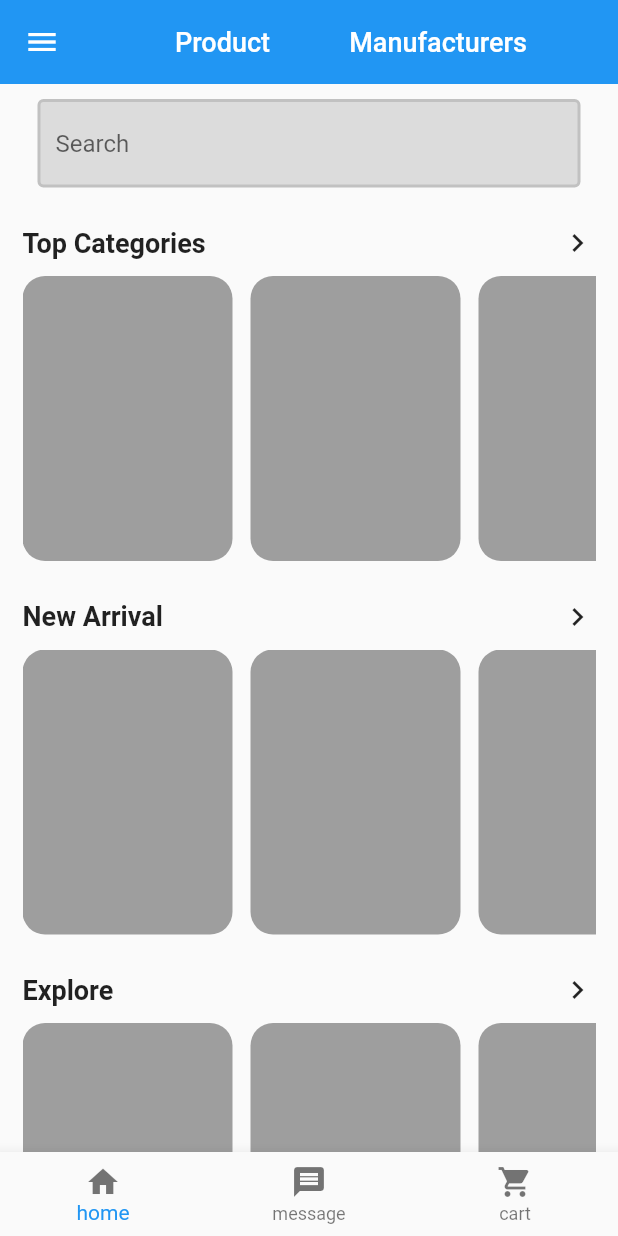
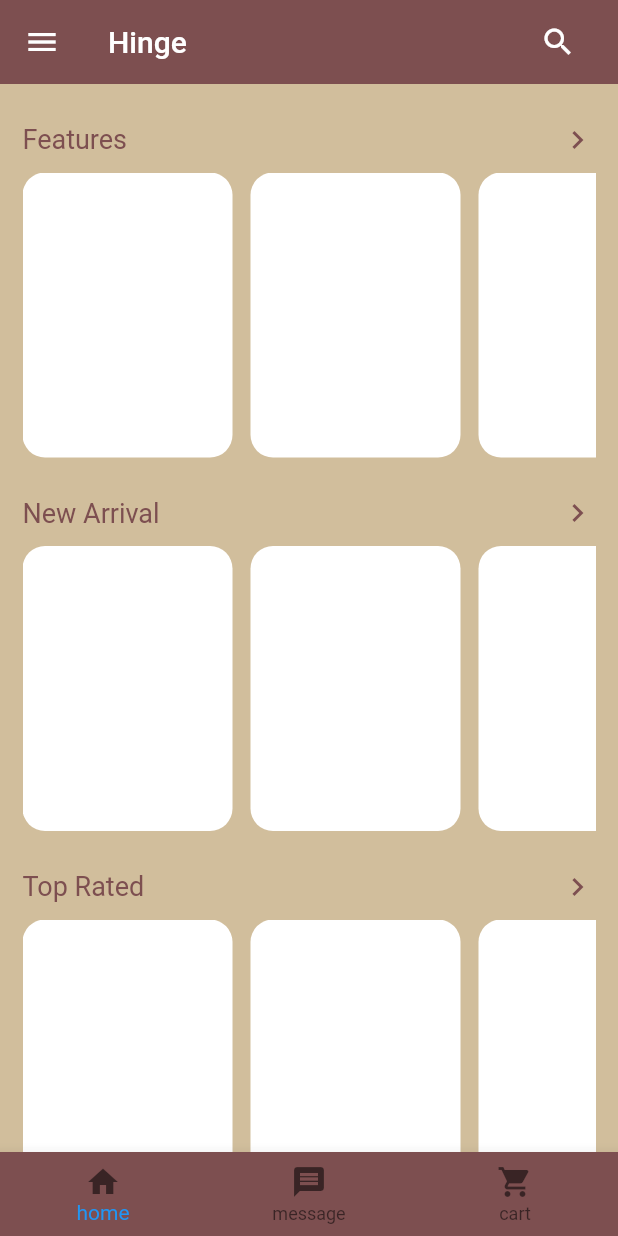
Before and after one commit to mukil013/hinge, a Flutter app: the screen it shows after launch, after a tap on "Login", on a phone screen of 412 x 824 dp. Run offline on Flutter 3.47's test engine with Material 2 defaults, Android fonts, the phone set to English and light mode, and no system bars; our stand-ins replace go_router.

Commit message:
color change

```diff
--- a/lib/components/card.dart
+++ b/lib/components/card.dart
@@ -9,7 +9,7 @@ class card extends StatelessWidget {
       height: 190,
       width: 140,
       decoration: BoxDecoration(
-        color: Colors.grey,
+        color: Colors.white,
         borderRadius: BorderRadius.circular(15)
       ),
     );
--- a/lib/pages/Login page.dart
+++ b/lib/pages/Login page.dart
@@ -5,45 +5,63 @@ class LoginPage extends StatelessWidget {
   @override
   Widget build(BuildContext context) {
     return Scaffold(
-      appBar: AppBar(
-        title:const Text(
-          'Login Page',
-          style: TextStyle(color: Colors.white),
+      body: SafeArea(
+        child: Container(
+          color: Color(0xff7D4F50),
+          child: Padding(
+            padding: EdgeInsets.symmetric(horizontal: 25),
+            child: ListView(
+              children: [
+                SizedBox(height: 35),
+                Center(
+                  child: Text('Hinge',
+                    style: TextStyle(
+                        fontSize: 50,
+                        fontWeight: FontWeight.bold,
+                        color: Color(0xffD1BE9C)
+                    ),),
                 ),
-        backgroundColor: Colors.blue,
+                SizedBox(height: 125),
+                TextField(
+                  decoration: InputDecoration(
+                    filled: true,
+                    fillColor: Colors.white70,
+                    border: UnderlineInputBorder(),
+                    labelText: 'Username'
+                  )
                 ),
-      body: Center(
-        child: Padding(
-          padding: const EdgeInsets.all(20.0),
-          child: Column(
-            mainAxisAlignment: MainAxisAlignment.center,
-            children: <Widget>[
-              // Username field
-              TextFormField(
-                decoration:const InputDecoration(
-                  labelText: 'Username',
-                  border: OutlineInputBorder(),
+                SizedBox(height: 40),
+                TextField(
+                  decoration: InputDecoration(
+                      filled: true,
+                      fillColor: Colors.white70,
+                      border: UnderlineInputBorder(),
+                      labelText: 'Password'
                   ),
                 ),
-              const SizedBox(height: 20),
-              // Password field
-              TextFormField(
-                obscureText: true,
-                decoration:const InputDecoration(
-                  labelText: 'Password',
-                  border: OutlineInputBorder(),
+                SizedBox(height: 80),
+                Expanded(
+                    child: SizedBox(
+                      height: 50,
+                      child: ElevatedButton(
+                          onPressed: () => Navigator.push(context, MaterialPageRoute(builder: (context) => home())),
+                          style: ElevatedButton.styleFrom(
+                            backgroundColor: Color(0xffD1BE9C)
                           ),
+                          child: const Text('Login',
+                          style: TextStyle(
+                              fontSize: 18,
+                              color: Color(0xff7D4F50)
+                          )
+                          )
                       ),
-              const SizedBox(height: 20),
-              // Login button
-              ElevatedButton(
-                onPressed: () => Navigator.push(context, MaterialPageRoute(builder: (context) =>const home())),
-                child: Text('Login'),
-              ),
+                    )
+                )
               ],
             ),
           ),
         ),
+      )
     );
   }
 }
--- a/lib/pages/home.dart
+++ b/lib/pages/home.dart
@@ -1,4 +1,6 @@
 
+
+import 'dart:ui';
 
 import 'package:flutter/material.dart';
 import 'package:hinge1/components/cards.dart';
@@ -6,6 +8,7 @@ import 'package:hinge1/components/input.dart';
 import 'package:go_router/go_router.dart';
 import 'package:hinge1/draweroptions/feedback.dart';
 import 'package:hinge1/draweroptions/profile.dart';
+import 'package:hinge1/pages/Login%20page.dart';
 import 'package:hinge1/pages/market.dart';
 import '';
 import '../draweroptions/fav.dart';
@@ -18,28 +21,22 @@ class home extends StatelessWidget {
   @override
   Widget build(BuildContext context) {
     return Scaffold(
+      extendBodyBehindAppBar: true,
       appBar: AppBar(
-        backgroundColor: Colors.blue,
+        backgroundColor: Color(0xff7D4F50),
         elevation: 0,
         title: Row(
-          mainAxisAlignment: MainAxisAlignment.spaceEvenly,
+          mainAxisAlignment: MainAxisAlignment.spaceBetween,
           children: [
-            const TextButton(onPressed: null, child: Text('Product',
-              style: TextStyle(
-                  color: Colors.white,
-                  fontSize: 18
-              ),)),
-            TextButton(onPressed: () {
-              Navigator.push(context, MaterialPageRoute(builder: (context) => market()));
-            }, child: const Text('Manufacturers',style: TextStyle(
-                color: Colors.white,
-                fontSize: 18
-            ))),
+            Text('Hinge'),
+            IconButton(onPressed: null, icon: Icon(Icons.search,color: Colors.white))
           ],
         ),
       ),
       drawer: Drawer(
+        backgroundColor: Color(0xff7D4F50),
           child: SafeArea(
+            child: Container(
               child: ListView(
                 children:  [
                   const SizedBox(height: 125),
@@ -86,33 +83,38 @@ class home extends StatelessWidget {
                   ListTile(
                     leading: Icon(Icons.exit_to_app),
                     title: Text('Sign Out'),
+                    onTap:
+                    () => Navigator.push(context, MaterialPageRoute(builder: (context) => LoginPage()))
+                    ,
                   ),
                 ],
               ),
             ),
       ),
+      ),
       bottomNavigationBar: BottomNavigationBar(
-        items: const [
+            backgroundColor: Color(0xff7D4F50),
+            items: [
               BottomNavigationBarItem(icon: Icon(Icons.home , color: Colors.black54),label: 'home'),
               BottomNavigationBarItem(icon: Icon(Icons.message, color: Colors.black54),label: 'message'),
               BottomNavigationBarItem(icon: Icon(Icons.shopping_cart, color: Colors.black54),label: 'cart'),
             ],
           ),
-      body: ListView(
+      body: Container(
+        color: Color(0xffD1BE9C),
+        child: ListView(
           children: const [
-            SizedBox(height: 10),
-            input(),
               SizedBox(height: 25),
               Padding(
                 padding: EdgeInsets.symmetric(horizontal: 15),
                   child: Row(
                   mainAxisAlignment: MainAxisAlignment.spaceBetween,
                   children: [
-                  Text('Top Categories',style: TextStyle(
+                    Text('Features',style: TextStyle(
                       fontSize: 18,
-                    fontWeight: FontWeight.bold
+                      color: Color(0xff7D4F50)
                     ),),
-                  Icon(Icons.chevron_right)
+                    Icon(Icons.chevron_right, color: Color(0xff7D4F50))
                   ],
                 ),
               ),
@@ -126,9 +128,9 @@ class home extends StatelessWidget {
                   children: [
                     Text('New Arrival',style: TextStyle(
                         fontSize: 18,
-                      fontWeight: FontWeight.bold
+                        color: Color(0xff7D4F50)
                     ),),
-                  Icon(Icons.chevron_right)
+                    Icon(Icons.chevron_right, color: Color(0xff7D4F50))
                   ],
                 ),
               ),
@@ -140,17 +142,19 @@ class home extends StatelessWidget {
               child: Row(
                 mainAxisAlignment: MainAxisAlignment.spaceBetween,
                 children: [
-                Text('Explore',style: TextStyle(
+                  Text('Top Rated',style: TextStyle(
                       fontSize: 18,
-                    fontWeight: FontWeight.bold
+                      color: Color(0xff7D4F50)
                   ),),
-                Icon(Icons.chevron_right)
+                  Icon(Icons.chevron_right ,color: Color(0xff7D4F50))
                 ],
               ),
             ),
             SizedBox(height: 10),
-          cards()
+            cards(),
+            SizedBox(height: 10)
             ],
+        ),
       ),
     );
   }
```
Lines whose indentation alone changed are shown as unchanged.
